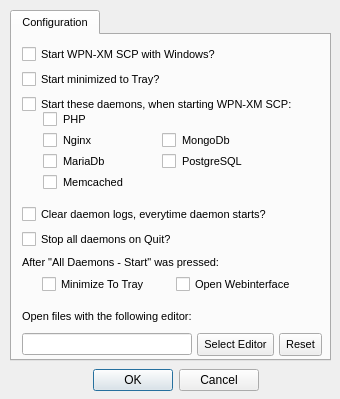
The window that src/configurationdialog.ui (vcgato29/server-control-panel) describes before a commit, drawn with Qt 5.
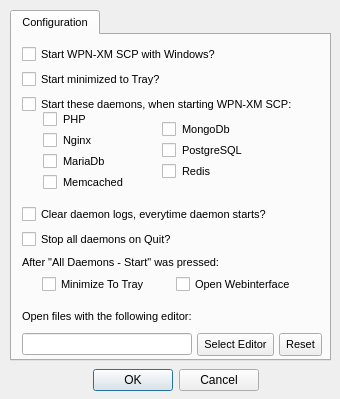
The same window after the commit.

Commit message: redis autostart, issue https://github.com/WPN-XM/WPN-XM/issues/423

Diff of the .ui file:
```diff
--- a/src/configurationdialog.ui
+++ b/src/configurationdialog.ui
@@ -382,6 +382,16 @@
       <item row="0" column="0">
        <widget class="QCheckBox" name="checkbox_autostart_MongoDb"/>
       </item>
+      <item row="2" column="0">
+       <widget class="QCheckBox" name="checkbox_autostart_Redis"/>
+      </item>
+      <item row="2" column="1">
+       <widget class="QLabel" name="RedisLabel">
+        <property name="text">
+         <string>Redis</string>
+        </property>
+       </widget>
+      </item>
      </layout>
     </widget>
    </widget>
```
Left out of the diff: 14 changed lines with no effect on the pictures. The commit also changes 2 other files.
